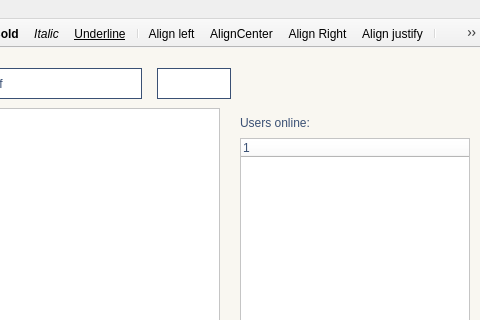
RickZack/Symposium, file GUI/SymposiumGui/notepad.ui: the form before one commit; both pictures show x 320 to 800 and y 0 to 320 of the 800 by 600 pixel window.
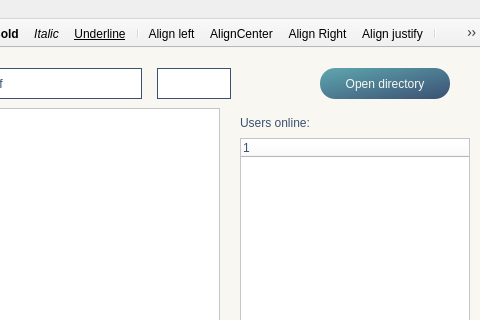
The form after the commit. Icons and pictures are not drawn. Custom widgets are drawn as their Qt base class.

What changed in the file:
```diff
--- a/GUI/SymposiumGui/notepad.ui
+++ b/GUI/SymposiumGui/notepad.ui
@@ -329,6 +329,25 @@
      <string/>
     </property>
    </widget>
+   <widget class="QPushButton" name="pushButton">
+    <property name="geometry">
+     <rect>
+      <x>640</x>
+      <y>20</y>
+      <width>130</width>
+      <height>31</height>
+     </rect>
+    </property>
+    <property name="styleSheet">
+     <string notr="true">background-color: qlineargradient(x1: 0, y1: 0, x2: 1, y2: 1, stop: 0 rgb(95, 167, 175), stop: 1 rgb(58, 80, 116));
+color: rgb(249, 247, 241); 
+font: 11pt &quot;Baskerville Old Face&quot;;
+border-radius:15px;</string>
+    </property>
+    <property name="text">
+     <string>Open directory</string>
+    </property>
+   </widget>
   </widget>
   <widget class="QMenuBar" name="menubar">
    <property name="geometry">
```
